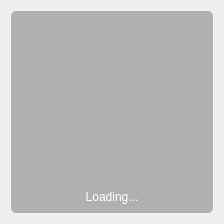
First picture: the form in src/qt/forms/loadingwin.ui, repository MassGrid/MassGrid, before the edit.
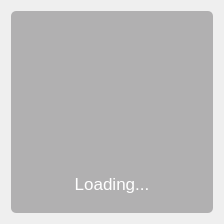
Second picture: the form after the edit. Icons and pictures are not drawn.

The edit to the form file:
```diff
--- a/src/qt/forms/loadingwin.ui
+++ b/src/qt/forms/loadingwin.ui
@@ -37,6 +37,9 @@
      <layout class="QGridLayout" name="gridLayout_3">
       <item row="0" column="0">
        <layout class="QVBoxLayout" name="verticalLayout">
+        <property name="bottomMargin">
+         <number>10</number>
+        </property>
         <item>
          <layout class="QGridLayout" name="gridLayout">
           <item row="0" column="1">
@@ -69,16 +72,20 @@
            <widget class="QLabel" name="label">
             <property name="minimumSize">
              <size>
-              <width>100</width>
-              <height>100</height>
+              <width>80</width>
+              <height>80</height>
              </size>
             </property>
             <property name="maximumSize">
              <size>
-              <width>100</width>
-              <height>100</height>
+              <width>80</width>
+              <height>80</height>
              </size>
             </property>
+            <property name="styleSheet">
+             <string notr="true">image: url(:/res/icons/loading.png);
+</string>
+            </property>
             <property name="text">
              <string/>
             </property>
@@ -114,6 +121,12 @@
         </item>
         <item>
          <widget class="QLabel" name="label_msg">
+          <property name="font">
+           <font>
+            <pointsize>13</pointsize>
+            <stylestrategy>PreferDefault</stylestrategy>
+           </font>
+          </property>
           <property name="styleSheet">
            <string notr="true">color: rgb(255, 255, 255);</string>
           </property>
```
